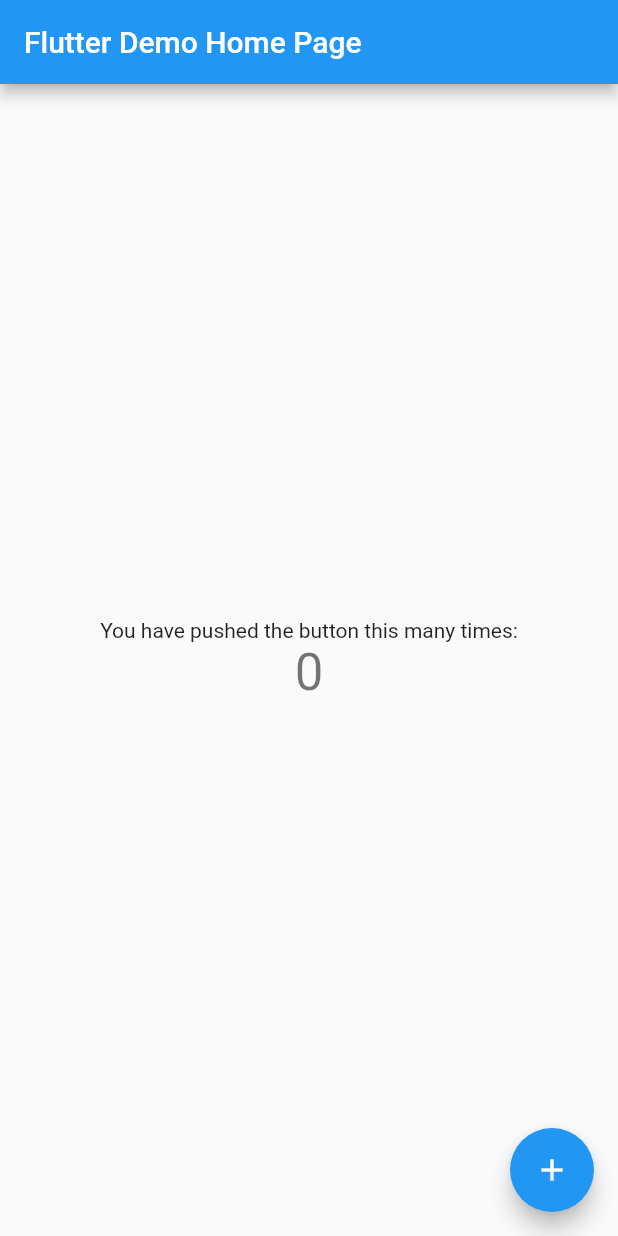
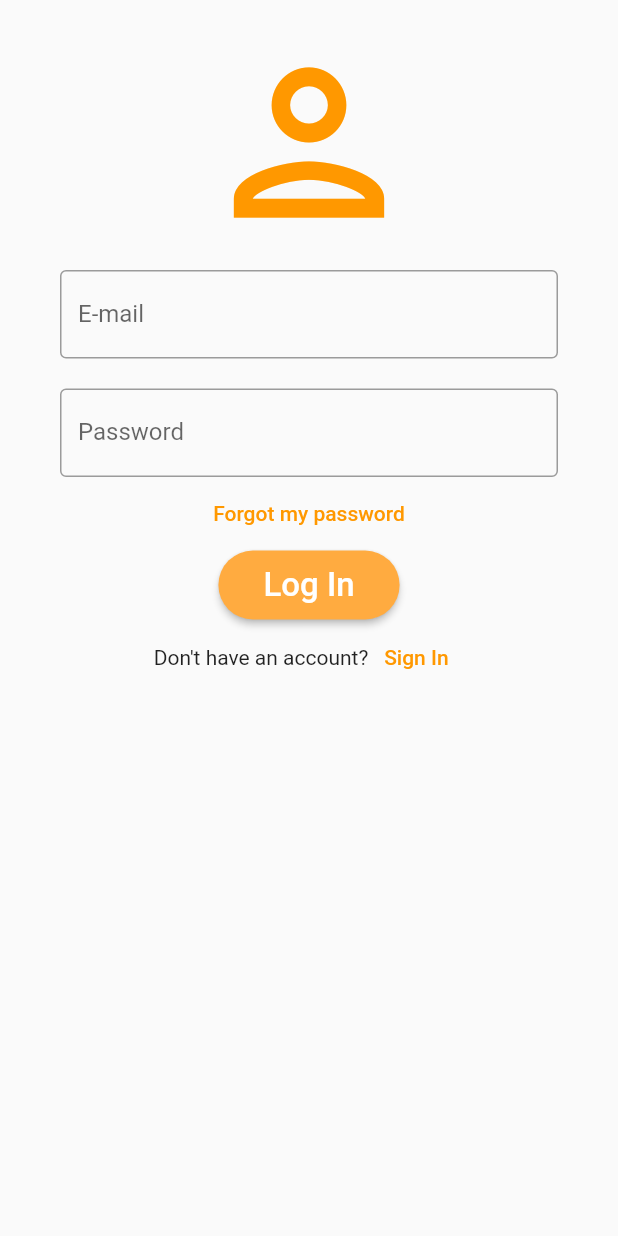
Before and after one commit to 911AstalusAdrian/thesis-project, a Flutter app: the screen it shows after launch, on a phone screen of 412 x 824 dp. Run offline on Flutter 3.47's test engine with Material 2 defaults, Android fonts, the phone set to English and light mode, and no system bars.

Commit message:
Login screen and redirect to main page

```diff
--- a/app/lib/main.dart
+++ b/app/lib/main.dart
@@ -1,115 +1,132 @@
+import 'package:app/screens/loginScreen.dart';
 import 'package:flutter/material.dart';
 
 void main() {
-  runApp(const MyApp());
+  runApp(const Main());
 }
+class Main extends StatelessWidget{
 
-class MyApp extends StatelessWidget {
-  const MyApp({super.key});
+  const Main ({Key? key}) : super(key: key);
 
-  // This widget is the root of your application.
   @override
   Widget build(BuildContext context) {
     return MaterialApp(
-      title: 'Flutter Demo',
       theme: ThemeData(
-        // This is the theme of your application.
-        //
-        // Try running your application with "flutter run". You'll see the
-        // application has a blue toolbar. Then, without quitting the app, try
-        // changing the primarySwatch below to Colors.green and then invoke
-        // "hot reload" (press "r" in the console where you ran "flutter run",
-        // or simply save your changes to "hot reload" in a Flutter IDE).
-        // Notice that the counter didn't reset back to zero; the application
-        // is not restarted.
-        primarySwatch: Colors.blue,
+        primarySwatch: Colors.orange,
       ),
-      home: const MyHomePage(title: 'Flutter Demo Home Page'),
+      home: const LoginScreen(),
+      debugShowCheckedModeBanner: false,
     );
   }
 }
 
-class MyHomePage extends StatefulWidget {
-  const MyHomePage({super.key, required this.title});
 
-  // This widget is the home page of your application. It is stateful, meaning
-  // that it has a State object (defined below) that contains fields that affect
-  // how it looks.
-
-  // This class is the configuration for the state. It holds the values (in this
-  // case the title) provided by the parent (in this case the App widget) and
-  // used by the build method of the State. Fields in a Widget subclass are
-  // always marked "final".
-
-  final String title;
-
-  @override
-  State<MyHomePage> createState() => _MyHomePageState();
-}
-
-class _MyHomePageState extends State<MyHomePage> {
-  int _counter = 0;
-
-  void _incrementCounter() {
-    setState(() {
-      // This call to setState tells the Flutter framework that something has
-      // changed in this State, which causes it to rerun the build method below
-      // so that the display can reflect the updated values. If we changed
-      // _counter without calling setState(), then the build method would not be
-      // called again, and so nothing would appear to happen.
-      _counter++;
-    });
-  }
-
-  @override
-  Widget build(BuildContext context) {
-    // This method is rerun every time setState is called, for instance as done
-    // by the _incrementCounter method above.
-    //
-    // The Flutter framework has been optimized to make rerunning build methods
-    // fast, so that you can just rebuild anything that needs updating rather
-    // than having to individually change instances of widgets.
-    return Scaffold(
-      appBar: AppBar(
-        // Here we take the value from the MyHomePage object that was created by
-        // the App.build method, and use it to set our appbar title.
-        title: Text(widget.title),
-      ),
-      body: Center(
-        // Center is a layout widget. It takes a single child and positions it
-        // in the middle of the parent.
-        child: Column(
-          // Column is also a layout widget. It takes a list of children and
-          // arranges them vertically. By default, it sizes itself to fit its
-          // children horizontally, and tries to be as tall as its parent.
-          //
-          // Invoke "debug painting" (press "p" in the console, choose the
-          // "Toggle Debug Paint" action from the Flutter Inspector in Android
-          // Studio, or the "Toggle Debug Paint" command in Visual Studio Code)
-          // to see the wireframe for each widget.
-          //
-          // Column has various properties to control how it sizes itself and
-          // how it positions its children. Here we use mainAxisAlignment to
-          // center the children vertically; the main axis here is the vertical
-          // axis because Columns are vertical (the cross axis would be
-          // horizontal).
-          mainAxisAlignment: MainAxisAlignment.center,
-          children: <Widget>[
-            const Text(
-              'You have pushed the button this many times:',
-            ),
-            Text(
-              '$_counter',
-              style: Theme.of(context).textTheme.headline4,
-            ),
-          ],
-        ),
-      ),
-      floatingActionButton: FloatingActionButton(
-        onPressed: _incrementCounter,
-        tooltip: 'Increment',
-        child: const Icon(Icons.add),
-      ), // This trailing comma makes auto-formatting nicer for build methods.
-    );
-  }
-}
+// class MyApp extends StatelessWidget {
+//   const MyApp({super.key});
+//
+//   // This widget is the root of your application.
+//   @override
+//   Widget build(BuildContext context) {
+//     return MaterialApp(
+//       title: 'Flutter Demo',
+//       theme: ThemeData(
+//         // This is the theme of your application.
+//         //
+//         // Try running your application with "flutter run". You'll see the
+//         // application has a blue toolbar. Then, without quitting the app, try
+//         // changing the primarySwatch below to Colors.green and then invoke
+//         // "hot reload" (press "r" in the console where you ran "flutter run",
+//         // or simply save your changes to "hot reload" in a Flutter IDE).
+//         // Notice that the counter didn't reset back to zero; the application
+//         // is not restarted.
+//         primarySwatch: Colors.blue,
+//       ),
+//       home: const MyHomePage(title: 'Flutter Demo Home Page'),
+//     );
+//   }
+// }
+//
+// class MyHomePage extends StatefulWidget {
+//   const MyHomePage({super.key, required this.title});
+//
+//   // This widget is the home page of your application. It is stateful, meaning
+//   // that it has a State object (defined below) that contains fields that affect
+//   // how it looks.
+//
+//   // This class is the configuration for the state. It holds the values (in this
+//   // case the title) provided by the parent (in this case the App widget) and
+//   // used by the build method of the State. Fields in a Widget subclass are
+//   // always marked "final".
+//
+//   final String title;
+//
+//   @override
+//   State<MyHomePage> createState() => _MyHomePageState();
+// }
+//
+// class _MyHomePageState extends State<MyHomePage> {
+//   int _counter = 0;
+//
+//   void _incrementCounter() {
+//     setState(() {
+//       // This call to setState tells the Flutter framework that something has
+//       // changed in this State, which causes it to rerun the build method below
+//       // so that the display can reflect the updated values. If we changed
+//       // _counter without calling setState(), then the build method would not be
+//       // called again, and so nothing would appear to happen.
+//       _counter++;
+//     });
+//   }
+//
+//   @override
+//   Widget build(BuildContext context) {
+//     // This method is rerun every time setState is called, for instance as done
+//     // by the _incrementCounter method above.
+//     //
+//     // The Flutter framework has been optimized to make rerunning build methods
+//     // fast, so that you can just rebuild anything that needs updating rather
+//     // than having to individually change instances of widgets.
+//     return Scaffold(
+//       appBar: AppBar(
+//         // Here we take the value from the MyHomePage object that was created by
+//         // the App.build method, and use it to set our appbar title.
+//         title: Text(widget.title),
+//       ),
+//       body: Center(
+//         // Center is a layout widget. It takes a single child and positions it
+//         // in the middle of the parent.
+//         child: Column(
+//           // Column is also a layout widget. It takes a list of children and
+//           // arranges them vertically. By default, it sizes itself to fit its
+//           // children horizontally, and tries to be as tall as its parent.
+//           //
+//           // Invoke "debug painting" (press "p" in the console, choose the
+//           // "Toggle Debug Paint" action from the Flutter Inspector in Android
+//           // Studio, or the "Toggle Debug Paint" command in Visual Studio Code)
+//           // to see the wireframe for each widget.
+//           //
+//           // Column has various properties to control how it sizes itself and
+//           // how it positions its children. Here we use mainAxisAlignment to
+//           // center the children vertically; the main axis here is the vertical
+//           // axis because Columns are vertical (the cross axis would be
+//           // horizontal).
+//           mainAxisAlignment: MainAxisAlignment.center,
+//           children: <Widget>[
+//             const Text(
+//               'You have pushed the button this many times:',
+//             ),
+//             Text(
+//               '$_counter',
+//               style: Theme.of(context).textTheme.headline4,
+//             ),
+//           ],
+//         ),
+//       ),
+//       floatingActionButton: FloatingActionButton(
+//         onPressed: _incrementCounter,
+//         tooltip: 'Increment',
+//         child: const Icon(Icons.add),
+//       ), // This trailing comma makes auto-formatting nicer for build methods.
+//     );
+//   }
+// }
--- /dev/null
+++ b/app/lib/model/SimpleUser.dart
@@ -0,0 +1,9 @@
+class SimpleUser {
+  final String email;
+  final String password;
+
+  const SimpleUser({
+    required this.email,
+    required this.password
+  });
+}
--- /dev/null
+++ b/app/lib/screens/loginScreen.dart
@@ -0,0 +1,109 @@
+import 'package:flutter/material.dart';
+
+import '../model/SimpleUser.dart';
+import 'mainScreen.dart';
+
+class LoginScreen extends StatefulWidget {
+  const LoginScreen({Key? key}) : super(key: key);
+
+  @override
+  State<LoginScreen> createState() => _LoginScreenState();
+}
+
+class _LoginScreenState extends State<LoginScreen> {
+  final _formKey = GlobalKey<FormState>();
+  TextEditingController emailController = TextEditingController();
+  TextEditingController passwordController = TextEditingController();
+
+  @override
+  Widget build(BuildContext context) {
+    return Scaffold(
+      body: Padding(
+        padding: const EdgeInsets.all(20),
+        child: SingleChildScrollView(
+          child: Form(
+            key: _formKey,
+            child: Column(
+              mainAxisAlignment: MainAxisAlignment.center,
+              children: <Widget>[
+                const Icon(
+                  Icons.person_outlined,
+                  size: 150.0,
+                  color: Colors.orange,
+                ),
+                Padding(
+                  padding: const EdgeInsets.symmetric(
+                      vertical: 10.0, horizontal: 20.0),
+                  child: TextFormField(
+                    validator: (value) {
+                      if (value == null || value.isEmpty) {
+                        return 'Please enter an e-mail!';
+                      }
+                      return null;
+                    },
+                    decoration: const InputDecoration(
+                        border: OutlineInputBorder(),
+                        labelText: 'E-mail',
+                        hintText: 'john@gmail.com'),
+                    controller: emailController,
+                  ),
+                ),
+                Padding(
+                  padding: const EdgeInsets.fromLTRB(20, 10, 20, 0),
+                  child: TextFormField(
+                    validator: (value) {
+                      if (value == null || value.isEmpty) {
+                        return 'Please enter a password!';
+                      }
+                      return null;
+                    },
+                    obscureText: true,
+                    decoration: const InputDecoration(
+                      border: OutlineInputBorder(),
+                      labelText: 'Password',
+                    ),
+                    controller: passwordController,
+                  ),
+                ),
+                TextButton(
+                    onPressed: () {
+                      print('Redirect to forgot password');
+                    },
+                    child: const Text('Forgot my password')),
+                ElevatedButton(
+                  onPressed: () async {
+                    if (_formKey.currentState!.validate()) {
+                      final email = emailController.value.text;
+                      final password = passwordController.value.text;
+                      //TODO here we should get the username which has the matching email and password and to pass on
+                      // final SimpleUser user = SimpleUser(email: email, password: password);
+                      await Navigator.push(
+                          context,
+                          MaterialPageRoute(
+                              builder: (context) => MainScreen()));
+                    }
+                  },
+                  style: ElevatedButton.styleFrom(
+                      padding: const EdgeInsets.symmetric(
+                          vertical: 10.0, horizontal: 30.0),
+                      backgroundColor: Colors.orangeAccent,
+                      shape: RoundedRectangleBorder(
+                          borderRadius: BorderRadius.circular(30))),
+                  child: const Text('Log In',
+                      style: TextStyle(fontSize: 22.0, color: Colors.white)),
+                ),
+                Row(
+                  mainAxisAlignment: MainAxisAlignment.center,
+                  children: <Widget>[
+                    const Text('Don\'t have an account?'),
+                    TextButton(onPressed: () {}, child: const Text('Sign In'))
+                  ],
+                )
+              ],
+            ),
+          ),
+        ),
+      ),
+    );
+  }
+}
```
Also changed, not shown: app/lib/screens/mainScreen.dart (added, +40 -0 lines), 1 other file.
